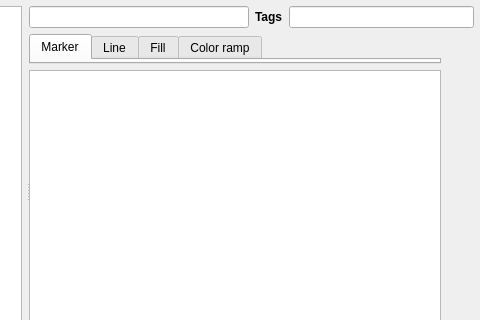
qgis/QGIS, file src/ui/qgsstylemanagerdialogbase.ui: the form before one commit; both pictures show x 240 to 720 and y 0 to 320 of the 720 by 410 pixel window.
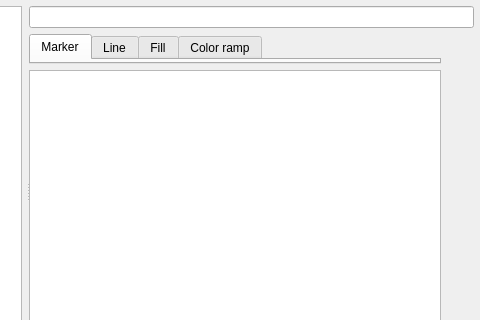
The form after the commit. Icons and pictures are not drawn. Custom widgets are drawn as their Qt base class.

The edit to the form file:
```diff
--- a/src/ui/qgsstylemanagerdialogbase.ui
+++ b/src/ui/qgsstylemanagerdialogbase.ui
@@ -380,26 +380,6 @@
            </property>
           </widget>
          </item>
-         <item>
-          <layout class="QHBoxLayout" name="horizontalLayout_2">
-           <item>
-            <widget class="QLabel" name="label">
-             <property name="font">
-              <font>
-               <weight>75</weight>
-               <bold>true</bold>
-              </font>
-             </property>
-             <property name="text">
-              <string>Tags</string>
-             </property>
-            </widget>
-           </item>
-           <item>
-            <widget class="QLineEdit" name="tagsLineEdit"/>
-           </item>
-          </layout>
-         </item>
         </layout>
        </item>
       </layout>
```
Left out of the diff: 36 changed lines with no effect on the pictures.
